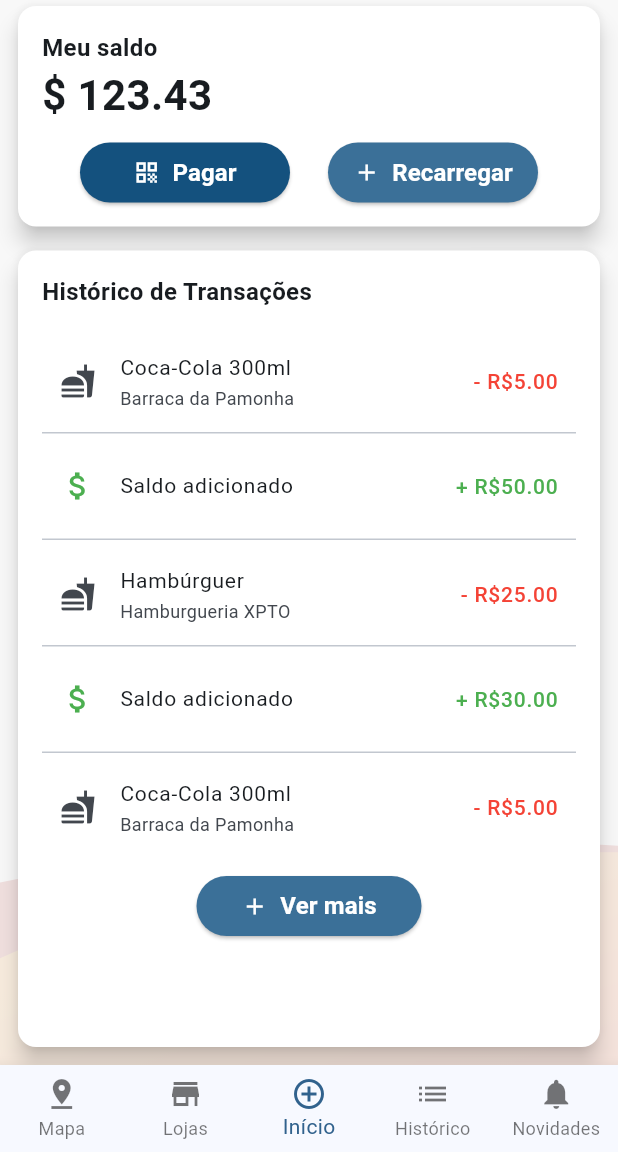
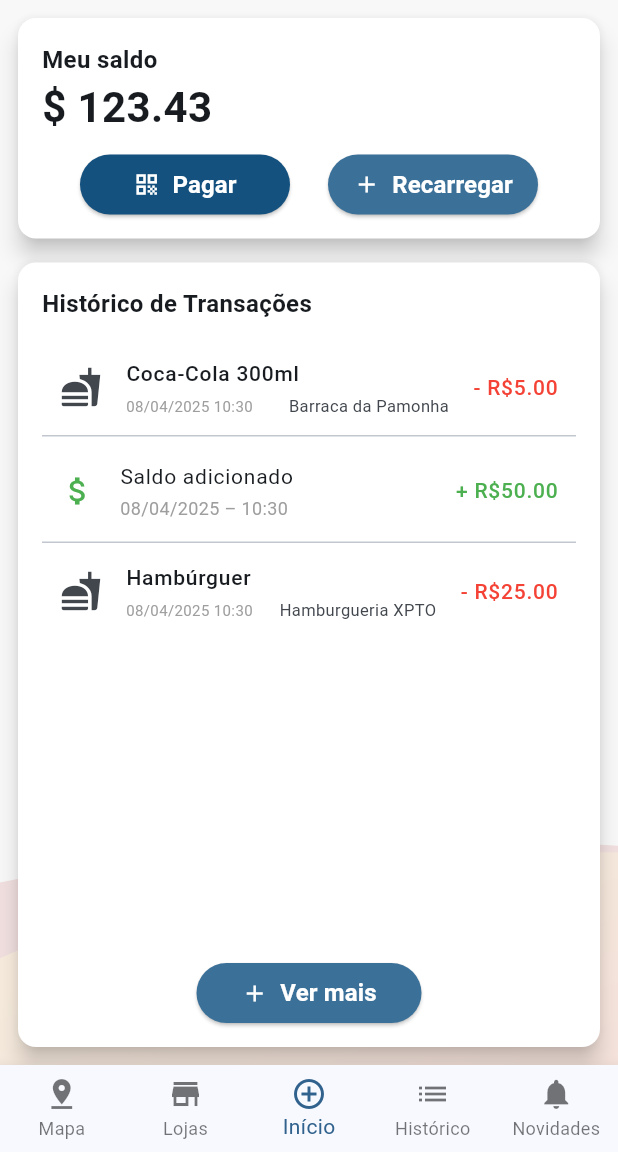
Before and after one commit to Grupo-3-5-Semestre-ADS/ParkWallet-mobile, a Flutter app: the HomePage screen opened by its route, on a phone screen of 412 x 824 dp, the part 84-1236 px from its top. Run offline on Flutter 3.47's test engine with Material 3 defaults, Android fonts, the light colour scheme and no system bars; our stand-ins replace flutter_secure_storage, flutter_svg, get; accounts and stored records are empty.

Commit message:
:rocket: adicionado classes e principais widgets da tela de histórico

```diff
--- a/lib/data/models/transaction.dart
+++ b/lib/data/models/transaction.dart
@@ -3,13 +3,15 @@
   final String vendor;
   final double price;
   final String? image;
-  final String operation; // "purchase" ou "recharge"
+  final String operation;
+  final String dateTime;
 
   Transaction({
     required this.name,
     required this.vendor,
     required this.price,
     required this.operation,
+    required this.dateTime,
     this.image,
   });
 }
--- a/lib/global/app_translations.dart
+++ b/lib/global/app_translations.dart
@@ -50,6 +50,9 @@
       'valid_amount_warning': 'Insira um valor válido.',
       'oops': 'Oops',
 
+      'search_transactions': 'Pesquisar transações',
+      'load_more': 'Carregar mais',
+      'no_transactions': 'Nenhuma transação encontrada',
     },
     'en_US': {
       'hello': 'Hello!',
@@ -98,6 +101,12 @@
       'insert_amount': 'Enter an amount',
       'valid_amount_warning': 'Please enter a valid amount.',
       'oops': 'Oops',
+
+
+      'search_transactions': 'Search transactions',
+      'load_more': 'Load more',
+      'no_transactions': 'No transactions found',
+
     },
     'es_ES': {
       'hello': '¡Hola!',
@@ -147,6 +156,10 @@
       'valid_amount_warning': 'Ingresa un valor válido.',
       'oops': 'Uy',
 
+      'search_transactions': 'Buscar transacciones',
+      'load_more': 'Cargar más',
+      'no_transactions': 'No se encontraron transacciones',
+
     },
   };
 }
--- /dev/null
+++ b/lib/pages/history/history_binding.dart
@@ -0,0 +1,11 @@
+import 'package:get/get.dart';
+import 'package:park_wallet/pages/history/controllers/history_controller.dart';
+import 'package:park_wallet/pages/home/controllers/home_credit_controller.dart';
+import 'package:park_wallet/pages/home/controllers/home_history_controller.dart';
+
+class HistoryBinding extends Bindings {
+  @override
+  void dependencies() {
+    Get.lazyPut<HistoryController>(() => HistoryController());
+  }
+}
--- a/lib/pages/home/controllers/home_history_controller.dart
+++ b/lib/pages/home/controllers/home_history_controller.dart
@@ -3,24 +3,50 @@
 
 class HomeHistoryController extends GetxController {
   var transactions = <Transaction>[
-    Transaction(name: "Coca-Cola 300ml", vendor: "Barraca da Pamonha", price: 5.00, operation: "purchase"),
-    Transaction(name: "Recarregou", vendor: "Sistema", price: 50.00, operation: "recharge"),
-    Transaction(name: "Hambúrguer", vendor: "Hamburgueria XPTO", price: 25.00, operation: "purchase"),
-    Transaction(name: "Recarregou", vendor: "Sistema", price: 30.00, operation: "recharge"),
-    Transaction(name: "Coca-Cola 300ml", vendor: "Barraca da Pamonha", price: 5.00, operation: "purchase"),
-    Transaction(name: "Recarregou", vendor: "Sistema", price: 50.00, operation: "recharge"),
-    Transaction(name: "Hambúrguer", vendor: "Hamburgueria XPTO", price: 25.00, operation: "purchase"),
-    Transaction(name: "Recarregou", vendor: "Sistema", price: 30.00, operation: "recharge"),
-    Transaction(name: "Coca-Cola 300ml", vendor: "Barraca da Pamonha", price: 5.00, operation: "purchase"),
-    Transaction(name: "Recarregou", vendor: "Sistema", price: 50.00, operation: "recharge"),
-    Transaction(name: "Hambúrguer", vendor: "Hamburgueria XPTO", price: 25.00, operation: "purchase"),
-    Transaction(name: "Recarregou", vendor: "Sistema", price: 30.00, operation: "recharge"),
+    Transaction(
+      name: "Coca-Cola 300ml",
+      vendor: "Barraca da Pamonha",
+      price: 5.00,
+      operation: "purchase",
+      dateTime: DateTime.now().toIso8601String(),
+    ),
+    Transaction(
+      name: "Recarregou",
+      vendor: "Sistema",
+      price: 50.00,
+      operation: "recharge",
+      dateTime: DateTime.now().toIso8601String(),
+    ),
+    Transaction(
+      name: "Hambúrguer",
+      vendor: "Hamburgueria XPTO",
+      price: 25.00,
+      operation: "purchase",
+      dateTime: DateTime.now().toIso8601String(),
+    ),
+    // ...repita para os demais
   ].obs;
 
-  void addTransaction(String name, String vendor, double price, String operation, {String? image}) {
-    transactions.insert(0, Transaction(name: name, vendor: vendor, price: price, operation: operation, image: image));
+
+  void addTransaction(
+      String name,
+      String vendor,
+      double price,
+      String operation, {
+        String? image,
+      }) {
+    transactions.insert(
+      0,
+      Transaction(
+        name: name,
+        vendor: vendor,
+        price: price,
+        operation: operation,
+        dateTime: DateTime.now().toIso8601String(), // Corrigido aqui também
+        image: image,
+      ),
+    );
   }
-
   void seeMore() {
     // TODO: Implementar funcionalidade de ver mais
   }
--- a/lib/pages/home/home_page.dart
+++ b/lib/pages/home/home_page.dart
@@ -31,12 +31,12 @@
         Column(
           children: [
             Padding(
-                padding: const EdgeInsets.symmetric(horizontal: 8),
+                padding: const EdgeInsets.fromLTRB(8, 8, 8, 4),
                 child: CreditCard(creditCtrl: Get.find<HomeCreditController>())
             ),
             Expanded(
               child: Padding(
-                padding: const EdgeInsets.symmetric(horizontal: 8, vertical: 8),
+                padding: const EdgeInsets.fromLTRB(8, 4, 8, 8),
                 child: HistoryCard(historyController: Get.find<HomeHistoryController>()),
               ),
             ),
--- a/lib/pages/home/widgets/history_card.dart
+++ b/lib/pages/home/widgets/history_card.dart
@@ -3,8 +3,8 @@
 import 'package:park_wallet/constants/app_colors.dart';
 import 'package:park_wallet/pages/home/controllers/home_history_controller.dart';
 import 'package:park_wallet/pages/widgets/app_button.dart';
-import 'purchase_item_tile.dart';
-import 'added_balance_tile.dart';
+import '../../widgets/purchase_item_tile.dart';
+import '../../widgets/added_balance_tile.dart';
 
 class HistoryCard extends StatelessWidget {
   final HomeHistoryController historyController;
@@ -25,21 +25,18 @@
         padding: const EdgeInsets.all(16),
         child: LayoutBuilder(
           builder: (context, constraints) {
-            // Estimativa de altura por item (ListTile ~ 64px + divider)
             const itemHeight = 70.0;
+            const headerHeight = 50.0;
 
-            // Altura ocupada pelo título e botão
-            const headerAndButtonHeight = 50.0 + 12.0 + 12.0 + 40.0; // Título, espaçamentos e botão
-
-            final availableHeight = constraints.maxHeight - headerAndButtonHeight;
+            final availableHeight = constraints.maxHeight - headerHeight;
             final maxItems = availableHeight ~/ itemHeight;
 
             return Column(
               crossAxisAlignment: CrossAxisAlignment.start,
               children: [
-                 Text(
+                Text(
                   "transaction_history".tr,
-                  style: TextStyle(fontSize: 16, fontWeight: FontWeight.bold),
+                  style: const TextStyle(fontSize: 16, fontWeight: FontWeight.bold),
                 ),
                 const SizedBox(height: 12),
                 Obx(() {
@@ -62,13 +59,15 @@
                     },
                   );
                 }),
-                const SizedBox(height: 12),
+                const Spacer(), // <- Isso empurra o botão para o fim
                 Align(
                   alignment: Alignment.center,
                   child: AppButton(
                     label: "see_more".tr,
                     backgroundColor: AppColors.muted_blue,
-                    onPressed: historyController.seeMore,
+                    onPressed: () {
+                      Get.toNamed('/history');
+                    },
                     icon: Icons.add,
                     iconPosition: IconPosition.start,
                     width: 150,
--- a/lib/pages/home/widgets/purchase_item_tile.dart
+++ /dev/null
@@ -1,39 +0,0 @@
-import 'package:flutter/material.dart';
-import 'package:park_wallet/data/models/transaction.dart';
-
-class PurchaseItemTile extends StatelessWidget {
-  final Transaction item;
-
-  const PurchaseItemTile({super.key, required this.item});
-
-  @override
-  Widget build(BuildContext context) {
-    return SizedBox(
-      height: 70,
-      child: Center(
-        child: ListTile(
-          contentPadding: const EdgeInsets.symmetric(horizontal: 12),
-          leading: item.image != null
-              ? Image.asset(item.image!, width: 40, height: 40)
-              : const Icon(Icons.fastfood),
-          title: Text(
-            item.name,
-            overflow: TextOverflow.ellipsis,
-            maxLines: 1,
-            style: const TextStyle(fontSize: 14),
-          ),
-          subtitle: Text(
-            item.vendor,
-            overflow: TextOverflow.ellipsis,
-            maxLines: 1,
-            style: const TextStyle(fontSize: 12),
-          ),
-          trailing: Text(
-            "- R\$${item.price.toStringAsFixed(2)}",
-            style: const TextStyle(color: Colors.red, fontSize: 14),
-          ),
-        ),
-      ),
-    );
-  }
-}
--- a/lib/pages/home/widgets/added_balance_tile.dart
+++ b/lib/pages/widgets/added_balance_tile.dart
@@ -1,5 +1,6 @@
 import 'package:flutter/material.dart';
 import 'package:get/get.dart';
+import 'package:intl/intl.dart';
 import 'package:park_wallet/data/models/transaction.dart';
 
 class AddedBalanceTile extends StatelessWidget {
@@ -9,17 +10,23 @@
 
   @override
   Widget build(BuildContext context) {
+    final formattedDate = DateFormat('dd/MM/yyyy – HH:mm').format(DateTime.parse(item.dateTime));
+
     return SizedBox(
       height: 70,
       child: Center(
         child: ListTile(
-          contentPadding: const EdgeInsets.symmetric(horizontal: 12, vertical: 0),
+          contentPadding: const EdgeInsets.symmetric(horizontal: 12),
           leading: const Icon(Icons.attach_money, color: Colors.green),
           title: Text(
             "added_balance".tr,
             overflow: TextOverflow.ellipsis,
             maxLines: 1,
             style: const TextStyle(fontSize: 14),
+          ),
+          subtitle: Text(
+            formattedDate,
+            style: const TextStyle(fontSize: 12, color: Colors.grey),
           ),
           trailing: Text(
             "+ R\$${item.price.toStringAsFixed(2)}",
--- /dev/null
+++ b/lib/pages/widgets/purchase_item_tile.dart
@@ -0,0 +1,50 @@
+import 'package:flutter/material.dart';
+import 'package:intl/intl.dart';
+import 'package:park_wallet/data/models/transaction.dart';
+
+class PurchaseItemTile extends StatelessWidget {
+  final Transaction item;
+
+  const PurchaseItemTile({super.key, required this.item});
+
+  @override
+  Widget build(BuildContext context) {
+    final dateTime = DateTime.parse(item.dateTime);
+    final formattedDateTime = DateFormat('dd/MM/yyyy HH:mm').format(dateTime);
+
+    return ListTile(
+      dense: true,
+      contentPadding: const EdgeInsets.symmetric(horizontal: 12),
+      leading: item.image != null
+          ? Image.asset(item.image!, width: 36, height: 36)
+          : const Icon(Icons.fastfood, size: 28),
+      title: Text(
+        item.name,
+        style: const TextStyle(fontSize: 14, fontWeight: FontWeight.w500),
+        overflow: TextOverflow.ellipsis,
+        maxLines: 1,
+      ),
+      subtitle: Row(
+        children: [
+          Text(
+            formattedDateTime,
+            style: const TextStyle(fontSize: 10, color: Colors.grey),
+          ),
+          const SizedBox(width: 8),
+          Expanded(
+            child: Text(
+              item.vendor,
+              style: const TextStyle(fontSize: 11),
+              textAlign: TextAlign.right,
+              overflow: TextOverflow.ellipsis,
+            ),
+          ),
+        ],
+      ),
+      trailing: Text(
+        "- R\$${item.price.toStringAsFixed(2)}",
+        style: const TextStyle(color: Colors.red, fontSize: 14),
+      ),
+    );
+  }
+}
--- a/lib/routes/app_pages.dart
+++ b/lib/routes/app_pages.dart
@@ -1,4 +1,6 @@
 import 'package:get/get.dart';
+import 'package:park_wallet/pages/history/history_binding.dart';
+import 'package:park_wallet/pages/history/history_page.dart';
 import 'package:park_wallet/pages/home/home_binding.dart';
 import 'package:park_wallet/pages/home/home_page.dart';
 import 'package:park_wallet/pages/login/login_page.dart';
@@ -25,5 +27,11 @@
       binding: HomeBinding(),
       middlewares: [AuthMiddleware()],
     ),
+    GetPage(
+      name: Routes.HISTORY,
+      page: () => const HistoryPage(),
+      binding: HistoryBinding(),
+      middlewares: [AuthMiddleware()],
+    ),
   ];
 }
--- a/lib/routes/app_routes.dart
+++ b/lib/routes/app_routes.dart
@@ -4,4 +4,6 @@
   static const HOME = '/home';
   static const LOGIN = '/login';
   static const REGISTER = '/register';
+  static const HISTORY = '/history';
+
 }
```
Also changed, not shown: lib/pages/history/controllers/history_controller.dart (added, +60 -0 lines), lib/pages/history/history_page.dart (added, +103 -0 lines).
